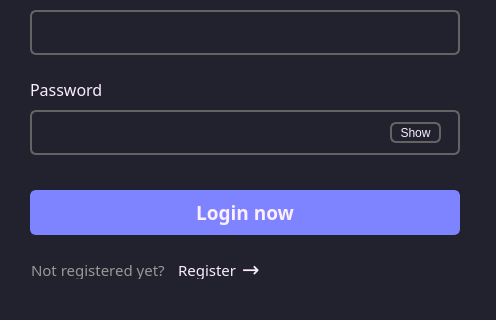
wakeUPdxxn/wmessage, file Client/login.ui: the form before one commit; both pictures show x 0 to 496 and y 140 to 460 of the 496 by 460 pixel window.
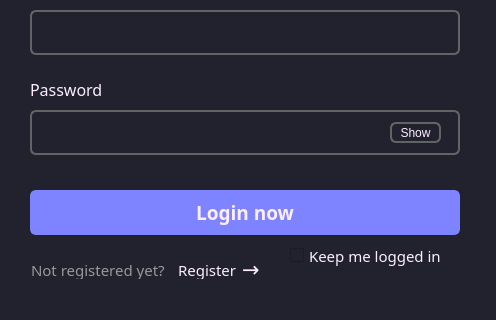
The form after the commit.

The edit to the form file:
```diff
--- a/Client/login.ui
+++ b/Client/login.ui
@@ -355,6 +355,28 @@
     <string>Incorrect login or password</string>
    </property>
   </widget>
+  <widget class="QCheckBox" name="keepIn">
+   <property name="geometry">
+    <rect>
+     <x>290</x>
+     <y>380</y>
+     <width>181</width>
+     <height>31</height>
+    </rect>
+   </property>
+   <property name="font">
+    <font>
+     <family>Montserrat</family>
+     <pointsize>11</pointsize>
+    </font>
+   </property>
+   <property name="styleSheet">
+    <string notr="true">color: rgb(252, 238, 255);</string>
+   </property>
+   <property name="text">
+    <string>Keep me logged in</string>
+   </property>
+  </widget>
  </widget>
  <resources/>
  <connections/>
```
Left out of the diff: 4 changed lines with no effect on the pictures.
